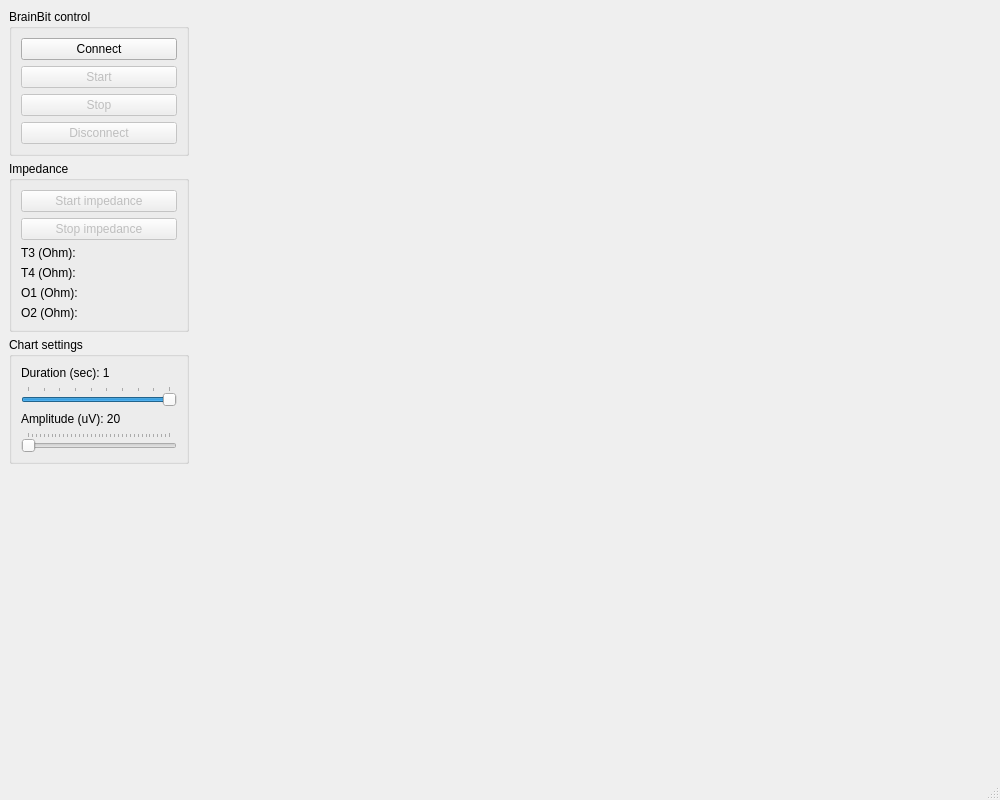
The window that UI/mainwindow.ui (ZarkSPb/BB_Python) describes before a commit, drawn with Qt 5.
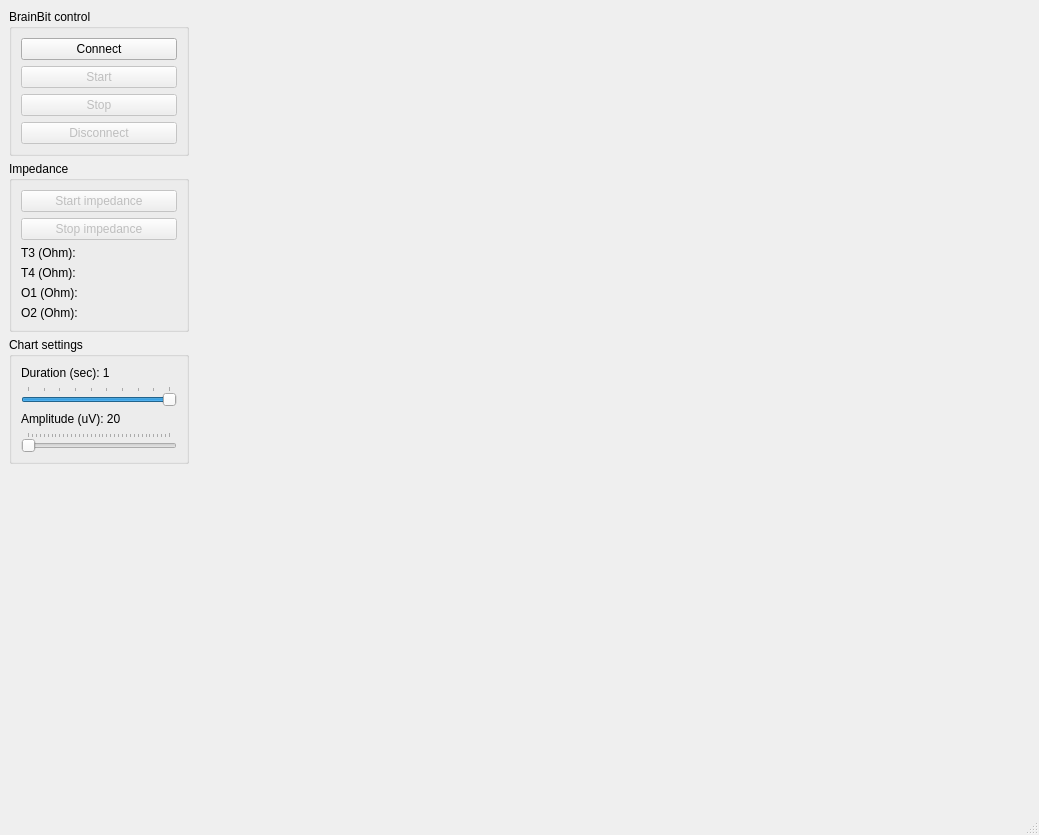
The same window after the commit.

Commit message: All signalse moved to UI

The edit to the form file:
```diff
--- a/UI/mainwindow.ui
+++ b/UI/mainwindow.ui
@@ -6,8 +6,8 @@
    <rect>
     <x>0</x>
     <y>0</y>
-    <width>1000</width>
-    <height>800</height>
+    <width>1039</width>
+    <height>835</height>
    </rect>
   </property>
   <property name="windowTitle">
```
Left out of the diff: 127 changed lines with no effect on the pictures. The commit also changes 3 other files.
